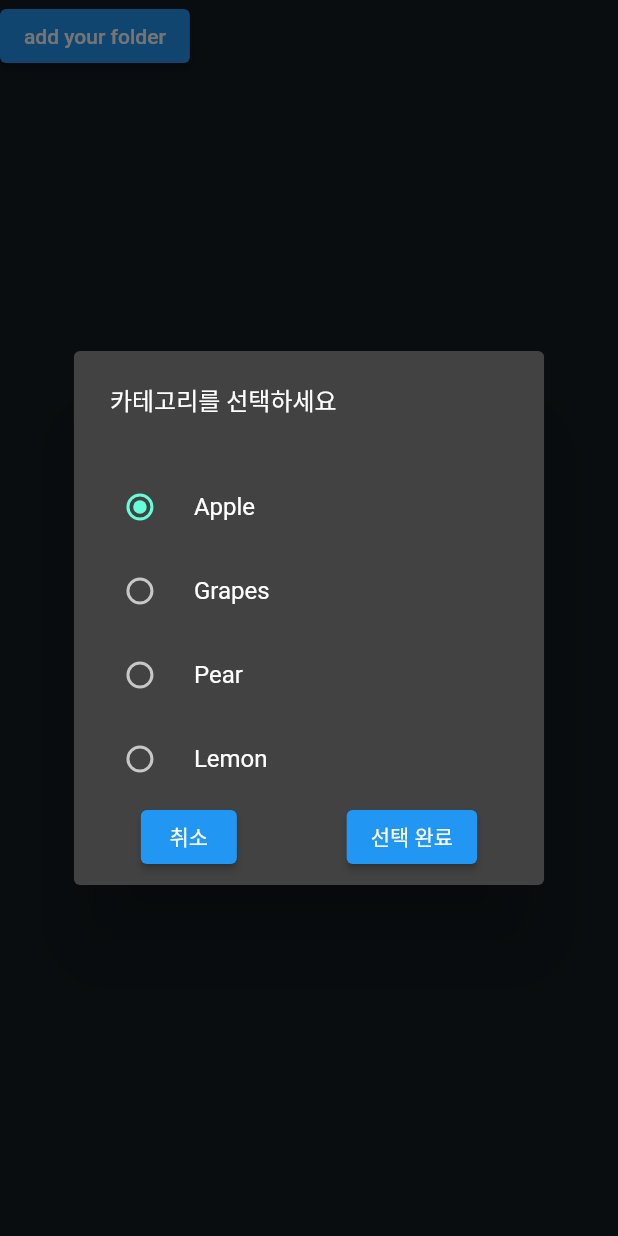
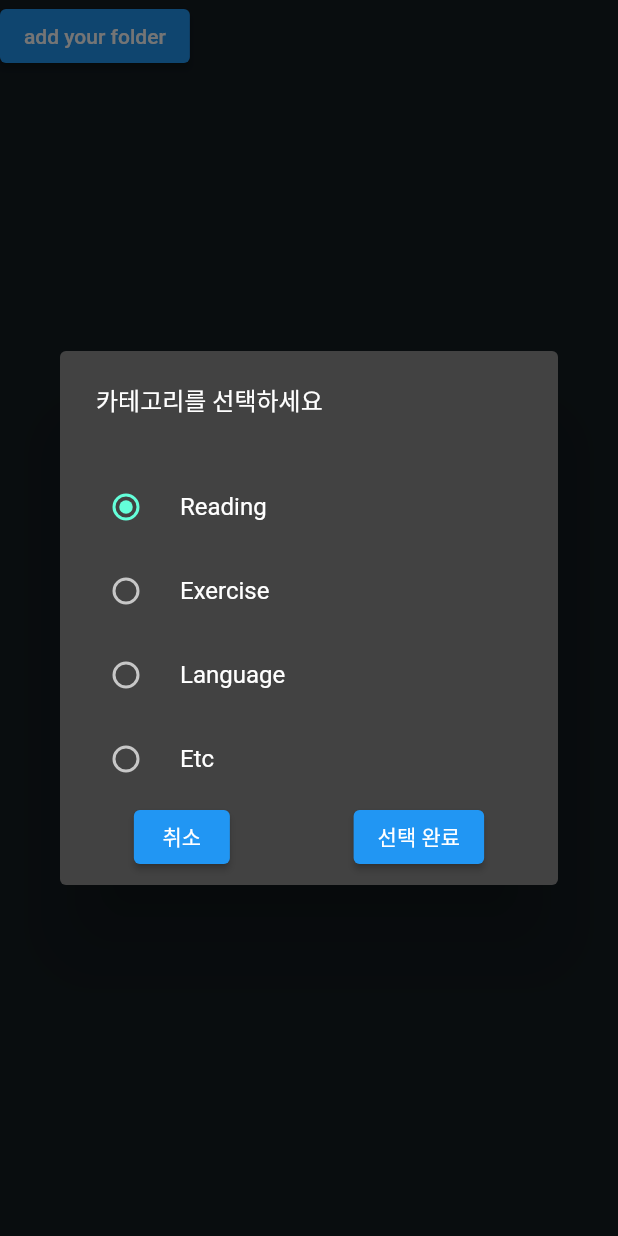
Before and after one commit to GPark8343/habbit-development, a Flutter app: the AddFolderButton widget shown alone on an empty page, opened directly, after a tap on "add your folder", on a phone screen of 412 x 824 dp. Run offline on Flutter 3.47's test engine with Material 2 defaults, Android fonts, the phone set to English and light mode, and no system bars; our stand-ins replace cached_network_image, cloud_firestore, expandable_text, firebase_auth, firebase_core, firebase_storage and 6 more; accounts and stored records are empty; network calls fail.

Commit message:
almost finish

```diff
--- a/lib/Screen/challenge_screen.dart
+++ b/lib/Screen/challenge_screen.dart
@@ -32,7 +32,7 @@ class _ChallengeScreenState extends State<ChallengeScreen> {
           index--;
         });
       }
-          Provider.of<MarkerManage>(context, listen: false).addMarker();
+
     }
 
     void moveRightIndex() {
@@ -46,7 +46,7 @@ class _ChallengeScreenState extends State<ChallengeScreen> {
           index++;
         });
       }
-          Provider.of<MarkerManage>(context, listen: false).addMarker();
+
     }
 
     return FutureBuilder(
@@ -59,6 +59,7 @@ class _ChallengeScreenState extends State<ChallengeScreen> {
                   ? Text('folder를 먼저 추가해주세요')
                   : Column(
                       children: [
+                        Calendar(folderList[index]),
                         Row(
                           mainAxisAlignment: MainAxisAlignment.spaceAround,
                           children: [
@@ -70,7 +71,6 @@ class _ChallengeScreenState extends State<ChallengeScreen> {
                                 child: Icon(Icons.arrow_right)),
                           ],
                         ),
-                        Calendar(folderList[index]),
                       ],
                     ),
             ),
--- a/lib/main.dart
+++ b/lib/main.dart
@@ -15,6 +15,7 @@ import 'package:habbit/Screen/upload_screen.dart';
 import 'package:habbit/colors.dart';
 import 'package:habbit/data/category_all_list.dart';
 import 'package:habbit/providers/category_list.dart';
+import 'package:habbit/providers/deco_manage.dart';
 import 'package:habbit/providers/folder_manage.dart';
 import 'package:habbit/providers/marker_manage.dart';
 import 'package:habbit/providers/story_manage.dart';
@@ -53,6 +54,9 @@ class MyApp extends StatelessWidget {
           ),  ChangeNotifierProvider.value(
             value: MarkerManage(),
           ),
+           ChangeNotifierProvider.value(
+            value: DecoManage(),
+          ),
         ],
         child: MaterialApp(
           debugShowCheckedModeBanner: false,
--- a/lib/models/i_user.dart
+++ b/lib/models/i_user.dart
@@ -3,12 +3,13 @@ class IUser {
   String? nickname;
   String? thumbnail;
   String? description;
-  IUser({
-    this.uid,
-    this.nickname,
-    this.thumbnail,
-    this.description,
-  });
+  List numberOfReward;
+  IUser(
+      {this.uid,
+      this.nickname,
+      this.thumbnail,
+      this.description,
+      required this.numberOfReward});
 
   factory IUser.fromJson(Map<String, dynamic> json) {
     return IUser(
@@ -17,6 +18,9 @@ class IUser {
       thumbnail: json['thumbnail'] == null ? '' : json['thumbnail'] as String,
       description:
           json['description'] == null ? '' : json['description'] as String,
+      numberOfReward: json['number_of_reward'] == null
+          ? []
+          : json['number_of_reward'] as List,
     );
   }
 
@@ -26,6 +30,7 @@ class IUser {
       'nickname': nickname,
       'thumbnail': thumbnail,
       'description': description,
+      'number_of_reward': numberOfReward,
     };
   }
 
@@ -34,12 +39,14 @@ class IUser {
     String? nickname,
     String? thumbnail,
     String? description,
+    List? numberOfReward,
   }) {
     return IUser(
       uid: uid ?? this.uid,
       nickname: nickname ?? this.nickname,
       thumbnail: thumbnail ?? this.thumbnail,
       description: description ?? this.description,
+      numberOfReward: numberOfReward ?? this.numberOfReward,
     );
   }
 }
--- a/lib/providers/upload.dart
+++ b/lib/providers/upload.dart
@@ -29,7 +29,8 @@ class Upload with ChangeNotifier {
           uid: FirebaseAuth.instance.currentUser!.uid,
           nickname: FirebaseAuth.instance.currentUser!.displayName,
           thumbnail: FirebaseAuth.instance.currentUser!.photoURL,
-          description: FirebaseAuth.instance.currentUser!.email // 이 부분은 수정 필요
+          description: FirebaseAuth.instance.currentUser!.email, // 이 부분은 수정 필요
+          numberOfReward: [],
           );
       await FirebaseFirestore.instance.collection('users').add(user.toMap());
       return true;
--- a/lib/widgets/buttons/add_folder_button.dart
+++ b/lib/widgets/buttons/add_folder_button.dart
@@ -6,7 +6,7 @@ import 'package:habbit/providers/story_manage.dart';
 import 'package:habbit/widgets/category/category_list.dart';
 import 'package:provider/provider.dart';
 
-enum Fruit { Apple, Grapes, Pear, Lemon }
+enum Kind { Reading, Exercise, Language, Etc }
 
 class AddFolderButton extends StatefulWidget {
   @override
@@ -22,9 +22,9 @@ class _AddFolderButtonState extends State<AddFolderButton> {
     final _descriptionController = TextEditingController();
 
     String? _pickedCategory;
-    Fruit? _fruit = Fruit.Apple;
+    Kind? _kind = Kind.Reading;
 
-    void _selectCategory(Fruit pickedCategory) {
+    void _selectCategory(Kind pickedCategory) {
       _pickedCategory = pickedCategory.toString();
       print(_pickedCategory);
     }
@@ -95,7 +95,7 @@ class _AddFolderButtonState extends State<AddFolderButton> {
                       ElevatedButton(
                         child: Text('선택 완료'),
                         onPressed: () {
-                          _selectCategory(_fruit);
+                          _selectCategory(_kind);
                           showDialog(
                               context: context,
                               builder: (context) {
--- a/lib/widgets/category/category_list.dart
+++ b/lib/widgets/category/category_list.dart
@@ -2,7 +2,7 @@ import 'package:flutter/material.dart';
 import 'package:habbit/providers/category_list.dart';
 import 'package:provider/provider.dart';
 
-enum Fruit { Apple, Grapes, Pear, Lemon }
+enum Kind { Reading, Exercise, Language, Etc }
 
 
 class CategoryList extends StatefulWidget {
@@ -12,7 +12,7 @@ class CategoryList extends StatefulWidget {
 }
 
 class _CategoryListState extends State<CategoryList> {
-   Fruit? _fruit = Fruit.Apple;
+   Kind? _kind = Kind.Reading;
   @override
   Widget build(BuildContext context) {
     return Column(
@@ -20,43 +20,43 @@ class _CategoryListState extends State<CategoryList> {
         RadioListTile(
           //ListTile - title에는 내용,
           //leading or trailing에 체크박스나 더보기와 같은 아이콘을 넣는다.
-          title: const Text('Apple'),
+          title: const Text('Reading'),
 
-          value: Fruit.Apple,
-          groupValue: _fruit,
-          onChanged: (Fruit? value) {
+          value: Kind.Reading,
+          groupValue: _kind,
+          onChanged: (Kind? value) {
             setState(() {
-              _fruit = value;
+              _kind = value;
             });
           },
         ),
         RadioListTile(
-          title: const Text('Grapes'),
-          value: Fruit.Grapes,
-          groupValue: _fruit,
-          onChanged: (Fruit? value) {
+          title: const Text('Exercise'),
+          value: Kind.Exercise,
+          groupValue: _kind,
+          onChanged: (Kind? value) {
             setState(() {
-              _fruit = value;
+              _kind = value;
             });
           },
         ),
         RadioListTile(
-          title: const Text('Pear'),
-          value: Fruit.Pear,
-          groupValue: _fruit,
-          onChanged: (Fruit? value) {
+          title: const Text('Language'),
+          value: Kind.Language,
+          groupValue: _kind,
+          onChanged: (Kind? value) {
             setState(() {
-              _fruit = value;
+              _kind = value;
             });
           },
         ),
         RadioListTile(
-          title: const Text('Lemon'),
-          value: Fruit.Lemon,
-          groupValue: _fruit,
-          onChanged: (Fruit? value) {
+          title: const Text('Etc'),
+          value: Kind.Etc,
+          groupValue: _kind,
+          onChanged: (Kind? value) {
             setState(() {
-              _fruit = value;
+              _kind = value;
             });
           },
         ),
```
Also changed, not shown: lib/Screen/tap_screen.dart (+4 -17 lines), lib/Screen/test_screen.dart (+53 -35 lines), lib/providers/deco_manage.dart (added, +18 -0 lines), lib/providers/marker_manage.dart (+7 -0 lines), lib/widgets/calendar/calendar.dart (+7 -3 lines), lib/widgets/deco.dart (+21 -4 lines), lib/widgets/post_widget.dart (+48 -48 lines), 1 other file.
